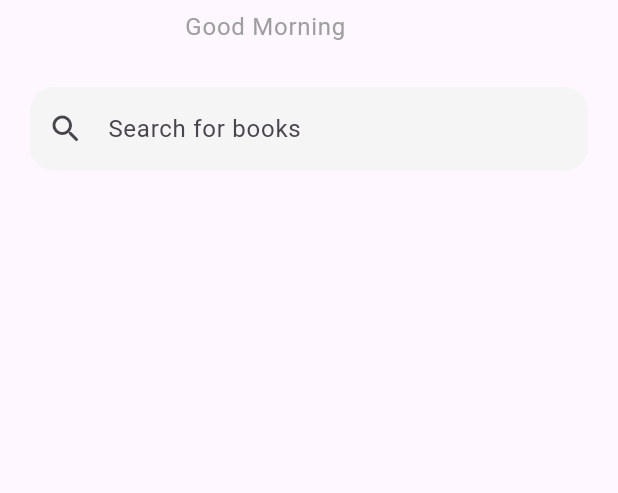
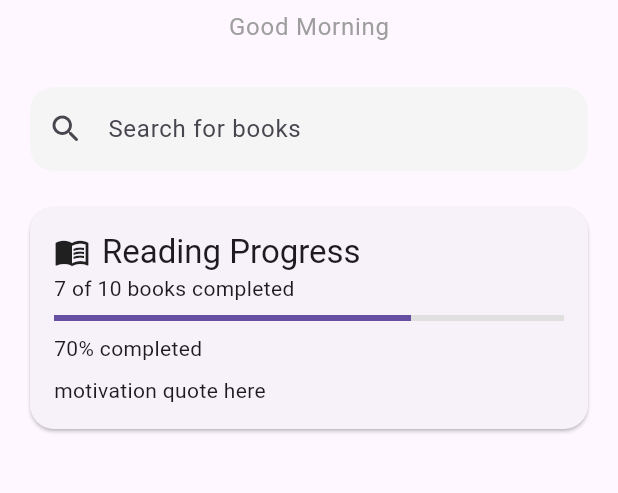
Before and after one commit to Alkurdy-Tech/book-reminder, a Flutter app: the screen it shows after launch, on a phone screen of 412 x 824 dp, the part 72-565 px from its top. Run offline on Flutter 3.47's test engine with Material 3 defaults, Android fonts, the phone set to English and light mode, and no system bars.

Commit message:
feat: progress card bar widget in home page is done

```diff
--- a/lib/features/home/pages/home_page.dart
+++ b/lib/features/home/pages/home_page.dart
@@ -1,4 +1,5 @@
 import 'package:book_reminder/features/home/widget/home_header.dart';
+import 'package:book_reminder/features/home/widget/progress_card.dart';
 import 'package:book_reminder/features/home/widget/search_bar.dart';
 import 'package:flutter/material.dart';
 
@@ -11,7 +12,11 @@ class HomePage extends StatelessWidget {
       children: [
         HomeHeader(),
         HomeSearchBar(),
-        // ProgressBar(),
+        ReadingProgressCard(
+          completedBooks: 7,                                                    // these values are hardcoded for now, but they will be dynamic in the future
+          totalBooks: 10,
+          quete: 'A reader lives a thousand lives',
+        ),
         // sectionTitle(),
         // ReminderCard(),
         // SectionTitle(),
--- a/lib/features/home/widget/home_header.dart
+++ b/lib/features/home/widget/home_header.dart
@@ -24,7 +24,7 @@ class HomeHeader extends StatelessWidget {
       child: Padding(
         padding: const EdgeInsets.symmetric(horizontal: 20, vertical: 16),
         child: Column(
-          crossAxisAlignment: CrossAxisAlignment.start,
+          crossAxisAlignment: CrossAxisAlignment.center,
           children: [
             Text(
               'Book Reminder',
--- a/lib/features/home/widget/progress_card.dart
+++ b/lib/features/home/widget/progress_card.dart
@@ -0,0 +1,60 @@
+import 'package:flutter/material.dart';
+
+class ReadingProgressCard extends StatelessWidget {
+  final int completedBooks;
+  final int totalBooks;
+  final String quete;
+
+  const ReadingProgressCard({
+    super.key,
+    required this.completedBooks,
+    required this.totalBooks,
+    required this.quete,
+  });
+
+  @override
+  Widget build(BuildContext context) {
+    final progress = totalBooks > 0 ? completedBooks / totalBooks : 0.0;
+
+    return Padding(
+      padding: const EdgeInsets.symmetric(horizontal: 16.0, vertical: 8.0),
+      child: Card(
+        shape: RoundedRectangleBorder(borderRadius: BorderRadius.circular(16)),
+        child: Padding(
+          padding: const EdgeInsets.all(16.0),
+          child: Column(
+            crossAxisAlignment: CrossAxisAlignment.start,
+            children: [
+              Row(
+                children: [
+                  const Icon(Icons.menu_book),
+                  SizedBox(width: 8.0),
+                  Text(
+                    'Reading Progress',
+                    style: Theme.of(context).textTheme.titleLarge,
+                  ),
+                ],
+              ),
+              Text(
+                '$completedBooks of $totalBooks books completed',
+                style: Theme.of(context).textTheme.bodyMedium,
+              ),
+              const SizedBox(height: 8.0),
+              LinearProgressIndicator(
+                value: progress,
+                backgroundColor: Colors.grey[300],
+                color: Theme.of(context).primaryColor,
+              ),
+              const SizedBox(height: 8.0),
+              Text('${(progress * 100).toStringAsFixed(0)}% completed'),
+              const SizedBox(height: 8.0),
+              Text(
+                'motivation quote here',
+              ), // Motivation quetes should be add by users when they see it in their books and they can add it to the motivation table which will show it for the users.
+            ],
+          ),
+        ),
+      ),
+    );
+  }
+}
```
Also changed, not shown: lib/features/home/widget/search_bar.dart (line endings or trailing spaces), 1 other file.
